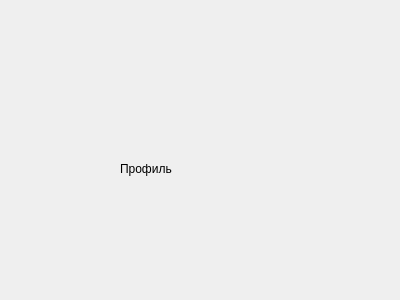
Before: the Qt Designer form Profile.ui in Belchankova/diplom, drawn with Qt 5.
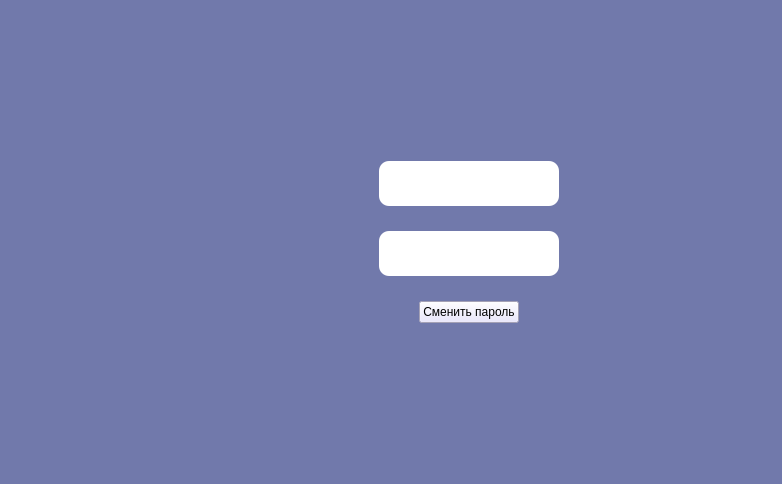
After: the same form once the commit is applied. Icons and pictures are not drawn.

Diff of the .ui file:
```diff
--- a/Profile.ui
+++ b/Profile.ui
@@ -6,26 +6,190 @@
    <rect>
     <x>0</x>
     <y>0</y>
-    <width>400</width>
-    <height>300</height>
+    <width>782</width>
+    <height>484</height>
    </rect>
   </property>
   <property name="windowTitle">
    <string>Form</string>
   </property>
-  <widget class="QLabel" name="label">
-   <property name="geometry">
-    <rect>
-     <x>120</x>
-     <y>160</y>
-     <width>66</width>
-     <height>18</height>
-    </rect>
-   </property>
-   <property name="text">
-    <string>Профиль</string>
-   </property>
-  </widget>
+  <property name="styleSheet">
+   <string notr="true">background-color: rgb(113, 121, 171);</string>
+  </property>
+  <layout class="QVBoxLayout" name="verticalLayout_2">
+   <item>
+    <spacer name="verticalSpacer">
+     <property name="orientation">
+      <enum>Qt::Orientation::Vertical</enum>
+     </property>
+     <property name="sizeHint" stdset="0">
+      <size>
+       <width>20</width>
+       <height>122</height>
+      </size>
+     </property>
+    </spacer>
+   </item>
+   <item>
+    <layout class="QHBoxLayout" name="horizontalLayout_3">
+     <item>
+      <spacer name="horizontalSpacer_3">
+       <property name="orientation">
+        <enum>Qt::Orientation::Horizontal</enum>
+       </property>
+       <property name="sizeHint" stdset="0">
+        <size>
+         <width>40</width>
+         <height>20</height>
+        </size>
+       </property>
+      </spacer>
+     </item>
+     <item>
+      <layout class="QHBoxLayout" name="horizontalLayout_2">
+       <item>
+        <widget class="QWidget" name="photo" native="true">
+         <property name="sizePolicy">
+          <sizepolicy hsizetype="Fixed" vsizetype="Fixed">
+           <horstretch>0</horstretch>
+           <verstretch>0</verstretch>
+          </sizepolicy>
+         </property>
+         <property name="minimumSize">
+          <size>
+           <width>150</width>
+           <height>200</height>
+          </size>
+         </property>
+         <property name="styleSheet">
+          <string notr="true">image: url(:/new/prefix3/IMG_4402.PNG);
+</string>
+         </property>
+        </widget>
+       </item>
+       <item>
+        <layout class="QVBoxLayout" name="verticalLayout">
+         <item>
+          <widget class="QLabel" name="usernameLabel">
+           <property name="sizePolicy">
+            <sizepolicy hsizetype="Preferred" vsizetype="Fixed">
+             <horstretch>0</horstretch>
+             <verstretch>0</verstretch>
+            </sizepolicy>
+           </property>
+           <property name="minimumSize">
+            <size>
+             <width>0</width>
+             <height>45</height>
+            </size>
+           </property>
+           <property name="styleSheet">
+            <string notr="true">background-color: rgb(255, 255, 255);
+border-radius:10px;</string>
+           </property>
+           <property name="text">
+            <string/>
+           </property>
+           <property name="alignment">
+            <set>Qt::AlignmentFlag::AlignLeading|Qt::AlignmentFlag::AlignLeft|Qt::AlignmentFlag::AlignVCenter</set>
+           </property>
+          </widget>
+         </item>
+         <item>
+          <widget class="QLineEdit" name="passwordLineEdit">
+           <property name="sizePolicy">
+            <sizepolicy hsizetype="Preferred" vsizetype="Fixed">
+             <horstretch>0</horstretch>
+             <verstretch>45</verstretch>
+            </sizepolicy>
+           </property>
+           <property name="minimumSize">
+            <size>
+             <width>0</width>
+             <height>45</height>
+            </size>
+           </property>
+           <property name="styleSheet">
+            <string notr="true">background-color: rgb(255, 255, 255);
+border-radius:10px;</string>
+           </property>
+          </widget>
+         </item>
+         <item>
+          <layout class="QHBoxLayout" name="horizontalLayout">
+           <item>
+            <spacer name="horizontalSpacer">
+             <property name="orientation">
+              <enum>Qt::Orientation::Horizontal</enum>
+             </property>
+             <property name="sizeHint" stdset="0">
+              <size>
+               <width>40</width>
+               <height>20</height>
+              </size>
+             </property>
+            </spacer>
+           </item>
+           <item>
+            <widget class="QPushButton" name="changePasswordButton">
+             <property name="styleSheet">
+              <string notr="true">QPushButton{ background-color: rgb(230, 226, 254);
+color: black;}
+</string>
+             </property>
+             <property name="text">
+              <string>Сменить пароль</string>
+             </property>
+            </widget>
+           </item>
+           <item>
+            <spacer name="horizontalSpacer_2">
+             <property name="orientation">
+              <enum>Qt::Orientation::Horizontal</enum>
+             </property>
+             <property name="sizeHint" stdset="0">
+              <size>
+               <width>40</width>
+               <height>20</height>
+              </size>
+             </property>
+            </spacer>
+           </item>
+          </layout>
+         </item>
+        </layout>
+       </item>
+      </layout>
+     </item>
+     <item>
+      <spacer name="horizontalSpacer_4">
+       <property name="orientation">
+        <enum>Qt::Orientation::Horizontal</enum>
+       </property>
+       <property name="sizeHint" stdset="0">
+        <size>
+         <width>40</width>
+         <height>20</height>
+        </size>
+       </property>
+      </spacer>
+     </item>
+    </layout>
+   </item>
+   <item>
+    <spacer name="verticalSpacer_2">
+     <property name="orientation">
+      <enum>Qt::Orientation::Vertical</enum>
+     </property>
+     <property name="sizeHint" stdset="0">
+      <size>
+       <width>20</width>
+       <height>122</height>
+      </size>
+     </property>
+    </spacer>
+   </item>
+  </layout>
  </widget>
  <resources/>
  <connections/>
```
